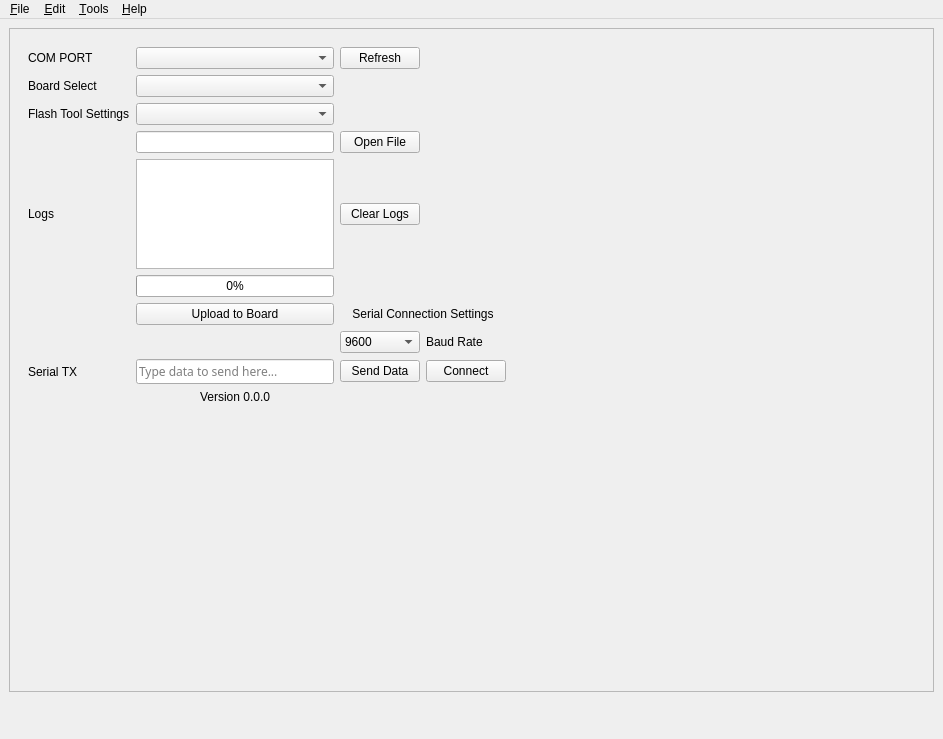
Before: the Qt Designer form ui/main_window.ui in RAMENtheNOODLES/dev-board-flasher, drawn with Qt 5.
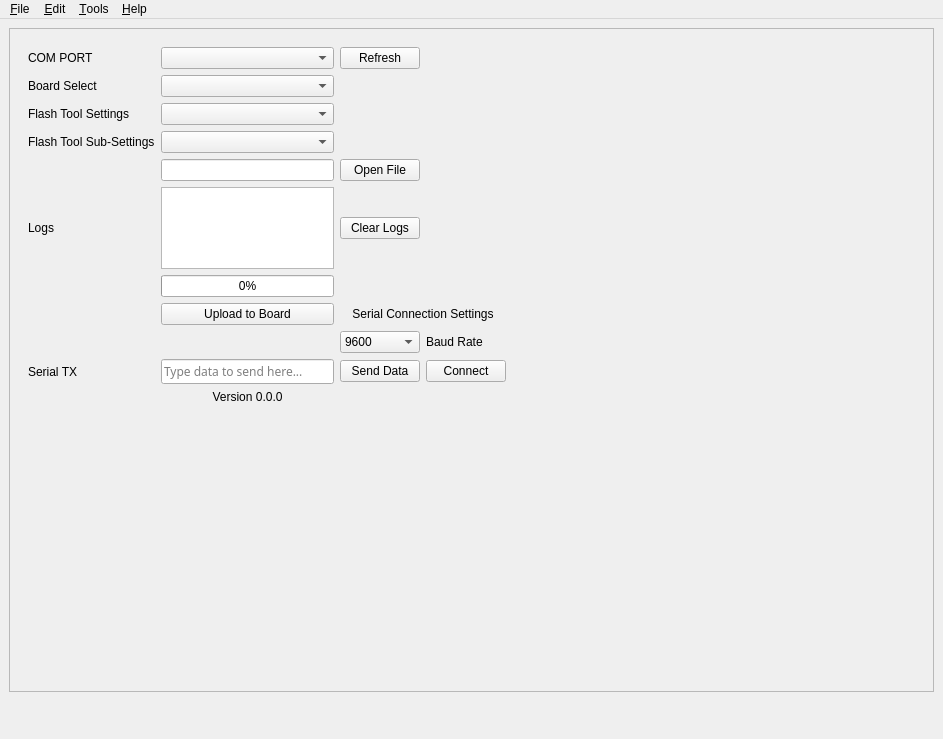
After: the same form once the commit is applied. Custom widgets are drawn as their Qt base class.

Commit message: Enhance CLI flashing tool with sub-settings support and introduce ConPTY process for better console interaction

What changed in the file:
```diff
--- a/ui/main_window.ui
+++ b/ui/main_window.ui
@@ -64,28 +64,51 @@
       <property name="bottomMargin">
        <number>27</number>
       </property>
-      <item row="9" column="3">
+      <item row="11" column="0">
+       <widget class="QLabel" name="label_4">
+        <property name="text">
+         <string>Serial TX</string>
+        </property>
+       </widget>
+      </item>
+      <item row="8" column="1">
+       <widget class="QPushButton" name="uploadBoardButton">
+        <property name="text">
+         <string>Upload to Board</string>
+        </property>
+       </widget>
+      </item>
+      <item row="11" column="3">
        <widget class="QPushButton" name="serialMonitorButton">
         <property name="text">
          <string>Connect</string>
         </property>
        </widget>
       </item>
-      <item row="0" column="2">
-       <widget class="QPushButton" name="refreshCOMPortButton">
-        <property name="text">
-         <string>Refresh</string>
+      <item row="4" column="1">
+       <widget class="QLineEdit" name="fileName"/>
+      </item>
+      <item row="0" column="1">
+       <widget class="QComboBox" name="serialPortsBox"/>
+      </item>
+      <item row="7" column="1">
+       <widget class="QProgressBar" name="progressBar">
+        <property name="value">
+         <number>0</number>
         </property>
        </widget>
       </item>
-      <item row="1" column="0">
-       <widget class="QLabel" name="boardSelectLabel">
+      <item row="1" column="1">
+       <widget class="QComboBox" name="boardSelect"/>
+      </item>
+      <item row="10" column="3">
+       <widget class="QLabel" name="label">
         <property name="text">
-         <string>Board Select</string>
+         <string>Baud Rate</string>
         </property>
        </widget>
       </item>
-      <item row="9" column="1">
+      <item row="11" column="1">
        <widget class="QLineEdit" name="serialTXBox">
         <property name="font">
          <font>
@@ -97,21 +120,71 @@
         </property>
        </widget>
       </item>
-      <item row="2" column="0">
-       <widget class="QLabel" name="label_5">
-        <property name="text">
-         <string>Flash Tool Settings</string>
-        </property>
-       </widget>
-      </item>
-      <item row="9" column="2">
+      <item row="11" column="2">
        <widget class="QPushButton" name="sendTXDataButton">
         <property name="text">
          <string>Send Data</string>
         </property>
        </widget>
       </item>
-      <item row="8" column="2">
+      <item row="0" column="0">
+       <widget class="QLabel" name="comLabel">
+        <property name="text">
+         <string>COM PORT</string>
+        </property>
+       </widget>
+      </item>
+      <item row="6" column="1">
+       <widget class="QTextEdit" name="logText">
+        <property name="font">
+         <font>
+          <family>FiraCode Nerd Font</family>
+         </font>
+        </property>
+        <property name="readOnly">
+         <bool>true</bool>
+        </property>
+       </widget>
+      </item>
+      <item row="8" column="2" colspan="2">
+       <widget class="QLabel" name="label_2">
+        <property name="text">
+         <string>Serial Connection Settings</string>
+        </property>
+        <property name="alignment">
+         <set>Qt::AlignmentFlag::AlignCenter</set>
+        </property>
+       </widget>
+      </item>
+      <item row="0" column="2">
+       <widget class="QPushButton" name="refreshCOMPortButton">
+        <property name="text">
+         <string>Refresh</string>
+        </property>
+       </widget>
+      </item>
+      <item row="4" column="2">
+       <widget class="QPushButton" name="uploadButton">
+        <property name="text">
+         <string>Open File</string>
+        </property>
+       </widget>
+      </item>
+      <item row="2" column="0">
+       <widget class="QLabel" name="flashToolSettingsLabel">
+        <property name="text">
+         <string>Flash Tool Settings</string>
+        </property>
+       </widget>
+      </item>
+      <item row="6" column="0">
+       <widget class="QLabel" name="label_3">
+        <property name="text">
+         <string>Logs</string>
+        </property>
+       </widget>
+      </item>
+      <item row="10" column="2">
        <widget class="QComboBox" name="baudRateBox">
         <item>
          <property name="text">
@@ -135,24 +208,17 @@
         </item>
        </widget>
       </item>
-      <item row="3" column="1">
-       <widget class="QLineEdit" name="fileName"/>
+      <item row="2" column="1">
+       <widget class="QComboBox" name="flashToolSettings"/>
       </item>
-      <item row="4" column="2">
+      <item row="6" column="2">
        <widget class="QPushButton" name="clearLogsButton">
         <property name="text">
          <string>Clear Logs</string>
         </property>
        </widget>
       </item>
-      <item row="9" column="0">
-       <widget class="QLabel" name="label_4">
-        <property name="text">
-         <string>Serial TX</string>
-        </property>
-       </widget>
-      </item>
-      <item row="11" column="1">
+      <item row="13" column="1">
        <widget class="QLabel" name="versionLabel">
         <property name="text">
          <string>Version 0.0.0</string>
@@ -162,76 +228,20 @@
         </property>
        </widget>
       </item>
-      <item row="2" column="1">
-       <widget class="QComboBox" name="flashToolSettings"/>
-      </item>
-      <item row="0" column="1">
-       <widget class="QComboBox" name="serialPortsBox"/>
-      </item>
-      <item row="6" column="2" colspan="2">
-       <widget class="QLabel" name="label_2">
+      <item row="1" column="0">
+       <widget class="QLabel" name="boardSelectLabel">
         <property name="text">
-         <string>Serial Connection Settings</string>
+         <string>Board Select</string>
         </property>
-        <property name="alignment">
-         <set>Qt::AlignmentFlag::AlignCenter</set>
-        </property>
        </widget>
       </item>
-      <item row="6" column="1">
-       <widget class="QPushButton" name="uploadBoardButton">
-        <property name="text">
-         <string>Upload to Board</string>
-        </property>
-       </widget>
+      <item row="3" column="1">
+       <widget class="QComboBox" name="flashToolSubSettingsBox"/>
       </item>
-      <item row="8" column="3">
-       <widget class="QLabel" name="label">
+      <item row="3" column="0">
+       <widget class="QLabel" name="flashToolSubSettingsLabel">
         <property name="text">
-         <string>Baud Rate</string>
-        </property>
-       </widget>
-      </item>
-      <item row="3" column="2">
-       <widget class="QPushButton" name="uploadButton">
-        <property name="text">
-         <string>Open File</string>
-        </property>
-       </widget>
-      </item>
-      <item row="4" column="0">
-       <widget class="QLabel" name="label_3">
-        <property name="text">
-         <string>Logs</string>
-        </property>
-       </widget>
-      </item>
-      <item row="0" column="0">
-       <widget class="QLabel" name="comLabel">
-        <property name="text">
-         <string>COM PORT</string>
-        </property>
-       </widget>
-      </item>
-      <item row="1" column="1">
-       <widget class="QComboBox" name="boardSelect"/>
-      </item>
-      <item row="4" column="1">
-       <widget class="QTextEdit" name="logText">
-        <property name="font">
-         <font>
-          <family>FiraCode Nerd Font</family>
-         </font>
-        </property>
-        <property name="readOnly">
-         <bool>true</bool>
-        </property>
-       </widget>
-      </item>
-      <item row="5" column="1">
-       <widget class="QProgressBar" name="progressBar">
-        <property name="value">
-         <number>0</number>
+         <string>Flash Tool Sub-Settings</string>
         </property>
        </widget>
       </item>
```
The commit also changes 16 other files.
